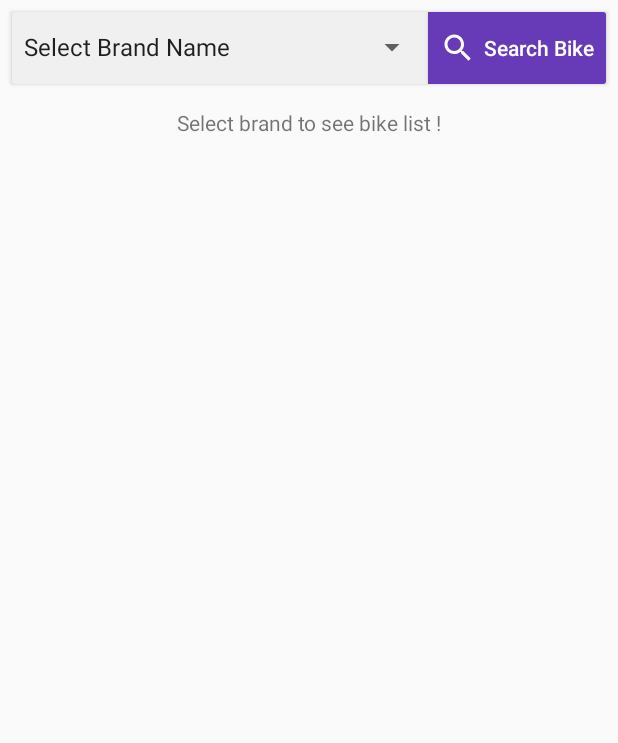
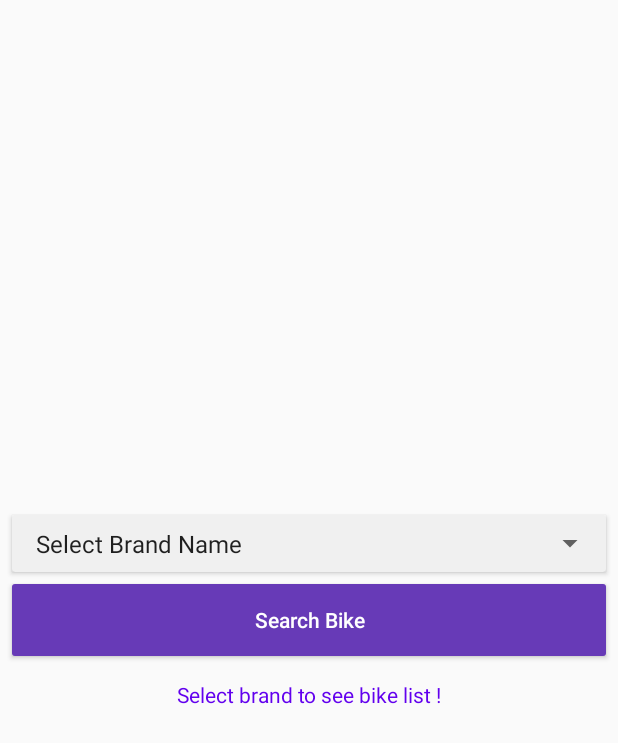
Before and after one commit to Juboraj-Sarker/SimpleBikeList, an Android app: the screen it shows after launch (MainActivity), on a phone screen of 412 x 824 dp. Shown: the top 743 px of the screen. Run offline under Robolectric (Android 15) with nearby library versions, the light colour scheme and no system bars.

Commit message:
Added new activity

```diff
--- a/app/src/main/AndroidManifest.xml
+++ b/app/src/main/AndroidManifest.xml
@@ -9,6 +9,7 @@
         android:roundIcon="@mipmap/ic_launcher_round"
         android:supportsRtl="true"
         android:theme="@style/AppTheme">
+        <activity android:name=".DetailsActivity"></activity>
         <activity android:name=".MainActivity">
             <intent-filter>
                 <action android:name="android.intent.action.MAIN" />
--- a/app/src/main/res/layout/activity_main.xml
+++ b/app/src/main/res/layout/activity_main.xml
@@ -6,53 +6,47 @@
     android:layout_width="match_parent"
     android:layout_height="match_parent"
     android:orientation="vertical"
-    tools:context=".MainActivity">
+    tools:context=".MainActivity"
+    android:gravity="center">
+
+    <androidx.cardview.widget.CardView
+        android:layout_width="match_parent"
+        android:layout_height="wrap_content"
+        android:layout_marginLeft="8dp"
+        android:layout_marginRight="8dp"
+        android:padding="8dp"
+        app:cardBackgroundColor="#f0f0f0">
+
+        <Spinner
+            android:id="@+id/sp_brand"
+            android:layout_width="match_parent"
+            android:layout_height="wrap_content"
+            android:entries="@array/brand_list"
+            android:padding="8dp"/>
+
+    </androidx.cardview.widget.CardView>
 
     <androidx.cardview.widget.CardView
         android:layout_width="match_parent"
         android:layout_height="wrap_content"
         android:layout_margin="8dp"
-        android:padding="5dp"
+        android:padding="8dp"
         app:cardBackgroundColor="#f0f0f0">
-
-       <LinearLayout
-           android:layout_width="match_parent"
-           android:layout_height="match_parent"
-           android:orientation="vertical">
-
-           <LinearLayout
-               android:layout_width="match_parent"
-               android:layout_height="match_parent"
-               android:orientation="horizontal">
-
-               <Spinner
-                   android:id="@+id/sp_brand"
-                   android:layout_width="0dp"
-                   android:layout_height="wrap_content"
-                   android:layout_weight="1"
-                   android:entries="@array/brand_list"/>
 
         <Button
             android:id="@+id/btn_searchBike"
-                   android:layout_width="wrap_content"
+            android:layout_width="match_parent"
             android:layout_height="wrap_content"
             android:text="Search Bike"
             android:background="#673AB7"
             android:textColor="#fff"
-                   android:drawableLeft="@drawable/ic_search"
-                   android:gravity="center_vertical"
+            android:gravity="center"
             android:drawableTint="#fff"
             android:paddingLeft="8dp"
             android:drawablePadding="5dp"
             android:textAllCaps="false"
-                   android:paddingRight="8dp"/>
-
-           </LinearLayout>
-
-
-
-       </LinearLayout>
-
+            android:paddingRight="8dp"
+            android:layout_gravity="center"/>
     </androidx.cardview.widget.CardView>
 
     <TextView
@@ -61,13 +55,10 @@
         android:layout_height="wrap_content"
         android:text="Select brand to see bike list !"
         android:gravity="center"
-        android:padding="8dp"/>
+        android:padding="8dp"
+        android:textColor="@color/colorPrimary"/>
 
-    <androidx.recyclerview.widget.RecyclerView
-        android:id="@+id/rv_bike_list"
-        android:layout_width="match_parent"
-        android:layout_height="match_parent"
-        android:layout_marginTop="0dp" />
+
 
 
 
```
Also changed, not shown: app/src/main/java/com/juborajsarker/spinnerassignment/DetailsActivity.java (added, +57 -0 lines), app/src/main/java/com/juborajsarker/spinnerassignment/MainActivity.java (+6 -17 lines), app/src/main/res/layout/activity_details.xml (added, +18 -0 lines). Lines whose indentation alone changed are shown as unchanged.
